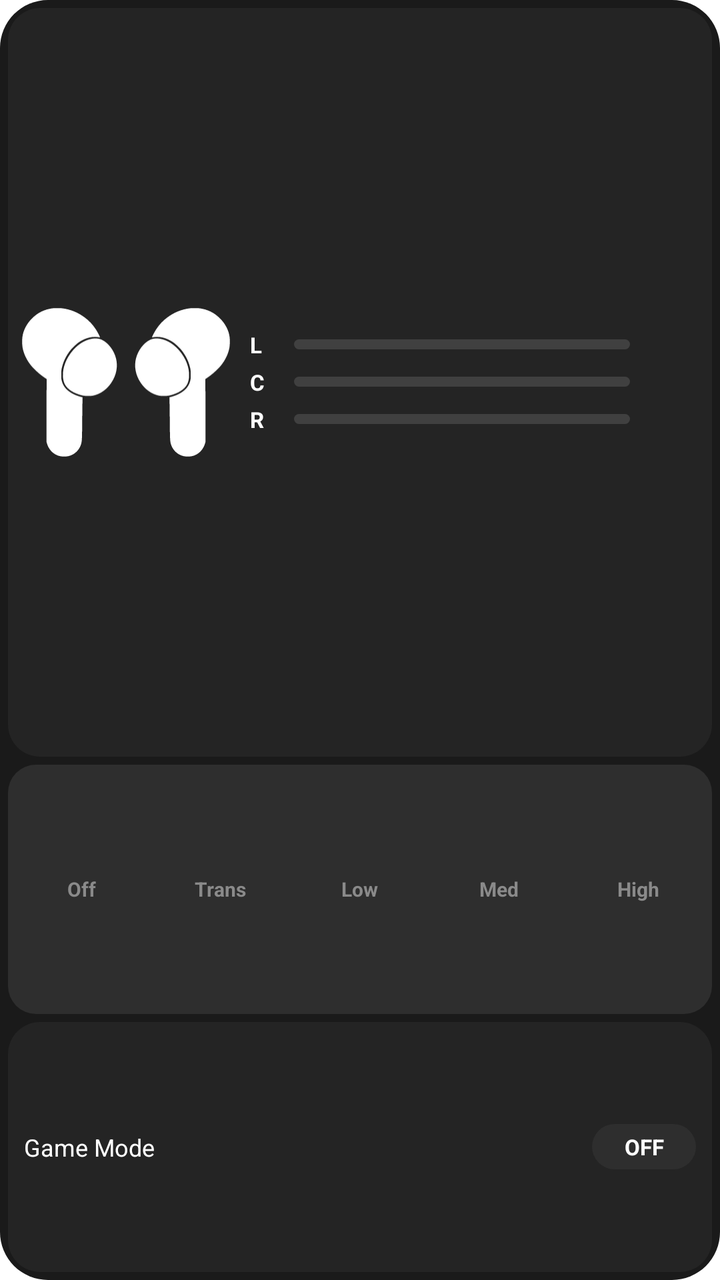
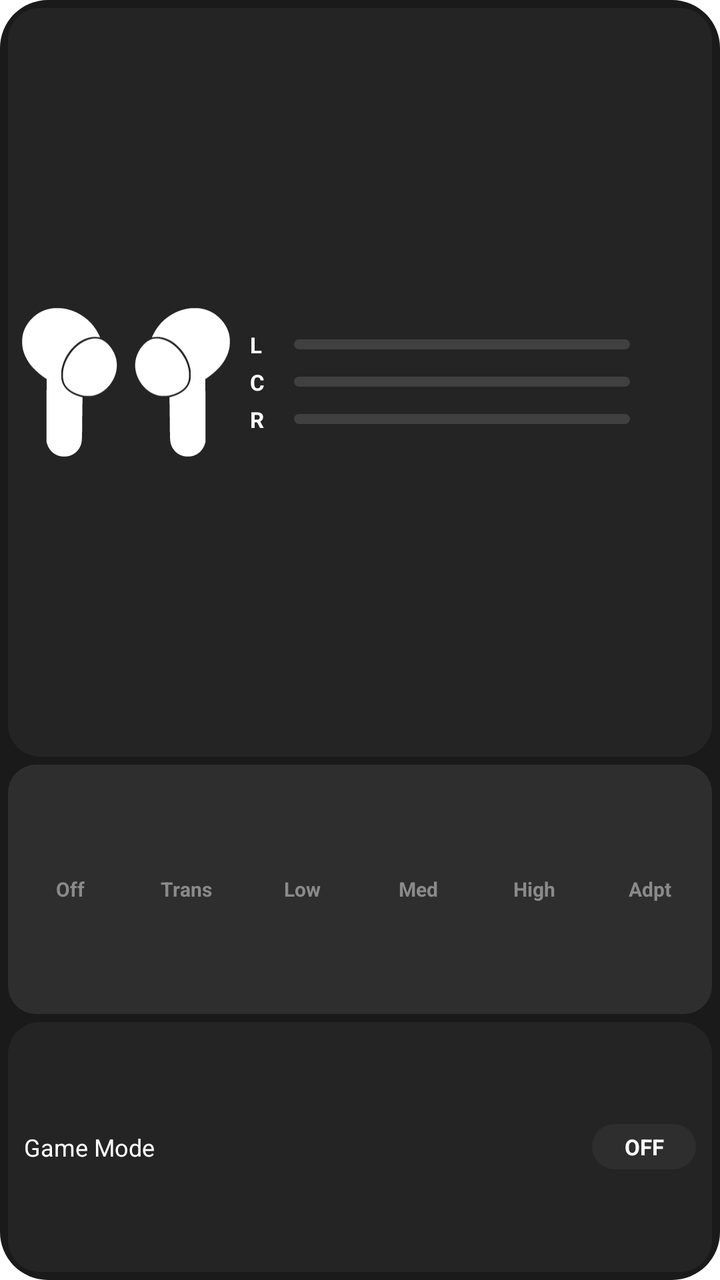

An Android layout rendered at two revisions. The XML below is the earlier revision; the diff shows what the commit changed to produce the second picture.
<!-- AndroidManifest.xml: fallback theme Theme.MaterialComponents.DayNight.NoActionBar -->
<!-- res/layout/widget_anc.xml -->
<?xml version="1.0" encoding="utf-8"?>
<LinearLayout xmlns:android="http://schemas.android.com/apk/res/android"
    android:id="@+id/widget_root"
    android:layout_width="match_parent"
    android:layout_height="match_parent"
    android:orientation="vertical"
    android:padding="4dp"
    android:background="@drawable/widget_outer_bg">

    <LinearLayout
        android:id="@+id/widget_battery_card"
        android:layout_width="match_parent"
        android:layout_height="0dp"
        android:layout_weight="3"
        android:orientation="horizontal"
        android:padding="7dp"
        android:background="@drawable/widget_card_bg"
        android:gravity="center_vertical">

        
        <LinearLayout
            android:id="@+id/widget_bud_row"
            android:layout_width="wrap_content"
            android:layout_height="match_parent"
            android:orientation="horizontal"
            android:gravity="center_vertical"
            android:paddingTop="2dp"
            android:paddingBottom="2dp">

            <ImageView
                android:id="@+id/widget_bud_left"
                android:layout_width="@dimen/widget_bud_width"
                android:layout_height="@dimen/widget_bud_height"
                android:scaleType="fitCenter"
                android:src="@drawable/ic_bud_left"
                android:contentDescription="@string/widget_battery_left" />

            
            <TextView
                android:layout_width="@dimen/widget_bud_gap"
                android:layout_height="1dp" />

            <ImageView
                android:id="@+id/widget_bud_right"
                android:layout_width="@dimen/widget_bud_width"
                android:layout_height="@dimen/widget_bud_height"
                android:scaleType="fitCenter"
                android:src="@drawable/ic_bud_right"
                android:contentDescription="@string/widget_battery_right" />
        </LinearLayout>

        <LinearLayout
            android:layout_width="0dp"
            android:layout_height="wrap_content"
            android:layout_weight="1"
            android:orientation="vertical"
            android:paddingStart="10dp">

            <LinearLayout
                android:id="@+id/widget_row_left"
                android:layout_width="match_parent"
                android:layout_height="wrap_content"
                android:orientation="horizontal"
                android:gravity="center_vertical"
                android:layout_marginBottom="4dp">

                <TextView
                    android:layout_width="14dp"
                    android:layout_height="wrap_content"
                    android:text="@string/widget_battery_left"
                    android:textColor="@color/widget_text_primary"
                    android:textSize="11sp"
                    android:textStyle="bold" />

                <ProgressBar
                    android:id="@+id/widget_bar_left"
                    style="@android:style/Widget.ProgressBar.Horizontal"
                    android:layout_width="0dp"
                    android:layout_height="5dp"
                    android:layout_weight="1"
                    android:layout_marginStart="8dp"
                    android:layout_marginEnd="6dp"
                    android:max="100"
                    android:progress="0"
                    android:progressDrawable="@drawable/widget_battery_bar" />

                <TextView
                    android:id="@+id/widget_text_left"
                    android:layout_width="28dp"
                    android:layout_height="wrap_content"
                    android:text=""
                    android:textColor="@color/widget_text_primary"
                    android:textSize="10sp"
                    android:gravity="end" />
            </LinearLayout>

            <LinearLayout
                android:id="@+id/widget_row_case"
                android:layout_width="match_parent"
                android:layout_height="wrap_content"
                android:orientation="horizontal"
                android:gravity="center_vertical"
                android:layout_marginBottom="4dp">

                <TextView
                    android:layout_width="14dp"
                    android:layout_height="wrap_content"
                    android:text="@string/widget_battery_case"
                    android:textColor="@color/widget_text_primary"
                    android:textSize="11sp"
                    android:textStyle="bold" />

                <ProgressBar
                    android:id="@+id/widget_bar_case"
                    style="@android:style/Widget.ProgressBar.Horizontal"
                    android:layout_width="0dp"
                    android:layout_height="5dp"
                    android:layout_weight="1"
                    android:layout_marginStart="8dp"
                    android:layout_marginEnd="6dp"
                    android:max="100"
                    android:progress="0"
                    android:progressDrawable="@drawable/widget_battery_bar" />

                <TextView
                    android:id="@+id/widget_text_case"
                    android:layout_width="28dp"
                    android:layout_height="wrap_content"
                    android:text=""
                    android:textColor="@color/widget_text_primary"
                    android:textSize="10sp"
                    android:gravity="end" />
            </LinearLayout>

            <LinearLayout
                android:id="@+id/widget_row_right"
                android:layout_width="match_parent"
                android:layout_height="wrap_content"
                android:orientation="horizontal"
                android:gravity="center_vertical">

                <TextView
                    android:layout_width="14dp"
                    android:layout_height="wrap_content"
                    android:text="@string/widget_battery_right"
                    android:textColor="@color/widget_text_primary"
                    android:textSize="11sp"
                    android:textStyle="bold" />

                <ProgressBar
                    android:id="@+id/widget_bar_right"
                    style="@android:style/Widget.ProgressBar.Horizontal"
                    android:layout_width="0dp"
                    android:layout_height="5dp"
                    android:layout_weight="1"
                    android:layout_marginStart="8dp"
                    android:layout_marginEnd="6dp"
                    android:max="100"
                    android:progress="0"
                    android:progressDrawable="@drawable/widget_battery_bar" />

                <TextView
                    android:id="@+id/widget_text_right"
                    android:layout_width="28dp"
                    android:layout_height="wrap_content"
                    android:text=""
                    android:textColor="@color/widget_text_primary"
                    android:textSize="10sp"
                    android:gravity="end" />
            </LinearLayout>
        </LinearLayout>
    </LinearLayout>

    <LinearLayout
        android:id="@+id/widget_anc_segments"
        android:layout_width="match_parent"
        android:layout_height="0dp"
        android:layout_weight="1"
        android:layout_marginTop="4dp"
        android:orientation="horizontal"
        android:padding="2dp"
        android:background="@drawable/widget_segment_container">

        <TextView android:id="@+id/widget_seg_off"
            android:layout_width="0dp" android:layout_height="match_parent"
            android:layout_weight="1" android:gravity="center"
            android:text="@string/widget_anc_off"
            android:textColor="@color/widget_segment_text"
            android:textSize="10sp" android:textStyle="bold"
            android:background="@drawable/widget_segment_bg" />

        <TextView android:id="@+id/widget_seg_trans"
            android:layout_width="0dp" android:layout_height="match_parent"
            android:layout_weight="1" android:gravity="center"
            android:text="@string/widget_anc_trans"
            android:textColor="@color/widget_segment_text"
            android:textSize="10sp" android:textStyle="bold"
            android:background="@drawable/widget_segment_bg" />

        <TextView android:id="@+id/widget_seg_low"
            android:layout_width="0dp" android:layout_height="match_parent"
            android:layout_weight="1" android:gravity="center"
            android:text="@string/widget_anc_low"
            android:textColor="@color/widget_segment_text"
            android:textSize="10sp" android:textStyle="bold"
            android:background="@drawable/widget_segment_bg" />

        <TextView android:id="@+id/widget_seg_med"
            android:layout_width="0dp" android:layout_height="match_parent"
            android:layout_weight="1" android:gravity="center"
            android:text="@string/widget_anc_med"
            android:textColor="@color/widget_segment_text"
            android:textSize="10sp" android:textStyle="bold"
            android:background="@drawable/widget_segment_bg" />

        <TextView android:id="@+id/widget_seg_high"
            android:layout_width="0dp" android:layout_height="match_parent"
            android:layout_weight="1" android:gravity="center"
            android:text="@string/widget_anc_high"
            android:textColor="@color/widget_segment_text"
            android:textSize="10sp" android:textStyle="bold"
            android:background="@drawable/widget_segment_bg" />
    </LinearLayout>

    <LinearLayout
        android:id="@+id/widget_game_row"
        android:layout_width="match_parent"
        android:layout_height="0dp"
        android:layout_weight="1"
        android:layout_marginTop="4dp"
        android:orientation="horizontal"
        android:paddingStart="8dp"
        android:paddingEnd="8dp"
        android:background="@drawable/widget_card_bg"
        android:gravity="center_vertical">

        <TextView
            android:layout_width="0dp"
            android:layout_height="wrap_content"
            android:layout_weight="1"
            android:text="@string/widget_game_mode_label"
            android:textColor="@color/widget_text_primary"
            android:textSize="12sp" />

        <TextView
            android:id="@+id/widget_game_switch"
            android:layout_width="wrap_content"
            android:layout_height="wrap_content"
            android:minWidth="52dp"
            android:paddingStart="14dp"
            android:paddingEnd="14dp"
            android:paddingTop="4dp"
            android:paddingBottom="4dp"
            android:gravity="center"
            android:text="OFF"
            android:textColor="@color/widget_text_primary"
            android:textSize="11sp"
            android:textStyle="bold"
            android:background="@drawable/widget_button_bg" />
    </LinearLayout>

    
    <LinearLayout
        android:id="@+id/widget_conn_row"
        android:layout_width="match_parent"
        android:layout_height="wrap_content"
        android:orientation="horizontal"
        android:gravity="center"
        android:paddingTop="6dp"
        android:paddingBottom="6dp"
        android:visibility="gone">

        <ImageView
            android:id="@+id/widget_conn_dot"
            android:layout_width="10dp"
            android:layout_height="10dp"
            android:scaleType="fitCenter"
            android:src="@drawable/ic_status_dot_empty"
            android:contentDescription="@string/conn_status_desc" />

        <TextView
            android:id="@+id/widget_conn_text"
            android:layout_width="wrap_content"
            android:layout_height="wrap_content"
            android:layout_marginStart="6dp"
            android:text="@string/conn_off"
            android:textColor="@color/widget_text_secondary"
            android:textSize="12sp"
            android:textStyle="bold" />
    </LinearLayout>
</LinearLayout>
<!-- resources referenced by this layout -->
<resources>
  <color name="widget_segment_text">#8A8A8A</color>
  <color name="widget_text_primary">#FFFFFF</color>
  <color name="widget_text_secondary">#8A8A8A</color>
  <dimen name="widget_bud_gap">8dp</dimen>
  <dimen name="widget_bud_height">75dp</dimen>
  <dimen name="widget_bud_width">48dp</dimen>
  <!-- drawable ic_bud_left: vector/xml drawable (drawable, 2105 chars, omitted) -->
  <!-- drawable ic_status_dot_empty (drawable) -->
  <?xml version="1.0" encoding="utf-8"?>
  <vector xmlns:android="http://schemas.android.com/apk/res/android"
      android:width="10dp" android:height="10dp"
      android:viewportWidth="10" android:viewportHeight="10">
  
      <path
          android:fillColor="#FFFFFF"
          android:fillType="evenOdd"
          android:pathData="
              M 5 0
              A 5 5 0 0 1 5 10
              A 5 5 0 0 1 5 0
              Z
  
              M 5 1.6
              A 3.4 3.4 0 0 1 5 8.4
              A 3.4 3.4 0 0 1 5 1.6
              Z" />
  </vector>
  <!-- drawable widget_battery_bar (drawable) -->
  <?xml version="1.0" encoding="utf-8"?>
  <layer-list xmlns:android="http://schemas.android.com/apk/res/android">
      <item android:id="@android:id/background">
          <shape android:shape="rectangle">
              <corners android:radius="3dp" />
              <solid android:color="@color/widget_bar_track" />
          </shape>
      </item>
      <item android:id="@android:id/progress">
          <clip>
              <shape android:shape="rectangle">
                  <corners android:radius="3dp" />
                  <solid android:color="@color/widget_bar_fill" />
              </shape>
          </clip>
      </item>
  </layer-list>
  <!-- drawable widget_button_bg (drawable) -->
  <?xml version="1.0" encoding="utf-8"?>
  <shape xmlns:android="http://schemas.android.com/apk/res/android"
      android:shape="rectangle">
      <solid android:color="@color/widget_bg_button" />
      <corners android:radius="16dp" />
  </shape>
  <!-- drawable widget_card_bg (drawable) -->
  <?xml version="1.0" encoding="utf-8"?>
  <shape xmlns:android="http://schemas.android.com/apk/res/android"
      android:shape="rectangle">
      <solid android:color="@color/widget_bg_card" />
      <corners android:radius="16dp" />
  </shape>
  <!-- drawable widget_outer_bg (drawable) -->
  <?xml version="1.0" encoding="utf-8"?>
  <shape xmlns:android="http://schemas.android.com/apk/res/android"
      android:shape="rectangle">
      <solid android:color="@color/widget_bg_outer" />
      <corners android:radius="24dp" />
  </shape>
  <!-- drawable widget_segment_bg (drawable) -->
  <?xml version="1.0" encoding="utf-8"?>
  <shape xmlns:android="http://schemas.android.com/apk/res/android"
      android:shape="rectangle">
      <solid android:color="#00000000" />
      <corners android:radius="10dp" />
  </shape>
  <!-- drawable widget_segment_container (drawable) -->
  <?xml version="1.0" encoding="utf-8"?>
  <shape xmlns:android="http://schemas.android.com/apk/res/android"
      android:shape="rectangle">
      <solid android:color="@color/widget_segment_bg" />
      <corners android:radius="14dp" />
  </shape>
  <string name="conn_off">Disconnected</string>
  <string name="conn_status_desc">Connection status</string>
  <string name="widget_anc_high">High</string>
  <string name="widget_anc_low">Low</string>
  <string name="widget_anc_med">Med</string>
  <string name="widget_anc_off">Off</string>
  <string name="widget_anc_trans">Trans</string>
  <string name="widget_battery_case">C</string>
  <string name="widget_battery_left">L</string>
  <string name="widget_battery_right">R</string>
  <string name="widget_game_mode_label">Game Mode</string>
  <color name="widget_bar_track">#404040</color>
  <color name="widget_bar_fill">#FFFFFF</color>
  <color name="widget_bg_button">#2E2E2E</color>
  <color name="widget_bg_card">#242424</color>
  <color name="widget_bg_outer">#1A1A1A</color>
  <color name="widget_segment_bg">#2E2E2E</color>
  <!-- unchanged entries left out for length: 1 -->
</resources>

<!-- the commit's change to res/layout/widget_anc.xml (unified diff, before → after) -->
@@ -217,6 +217,15 @@
             android:layout_width="0dp" android:layout_height="match_parent"
             android:layout_weight="1" android:gravity="center"
             android:text="@string/widget_anc_high"
+            android:textColor="@color/widget_segment_text"
+            android:textSize="10sp" android:textStyle="bold"
+            android:background="@drawable/widget_segment_bg" />
+
+        
+        <TextView android:id="@+id/widget_seg_adapt"
+            android:layout_width="0dp" android:layout_height="match_parent"
+            android:layout_weight="1" android:gravity="center"
+            android:text="@string/widget_anc_adapt"
             android:textColor="@color/widget_segment_text"
             android:textSize="10sp" android:textStyle="bold"
             android:background="@drawable/widget_segment_bg" />
<!-- resource entries referenced after the edit -->
@@ -82,6 +82,7 @@
   </shape>
   <string name="conn_off">Disconnected</string>
   <string name="conn_status_desc">Connection status</string>
+  <string name="widget_anc_adapt">Adpt</string>
   <string name="widget_anc_high">High</string>
   <string name="widget_anc_low">Low</string>
   <string name="widget_anc_med">Med</string>
